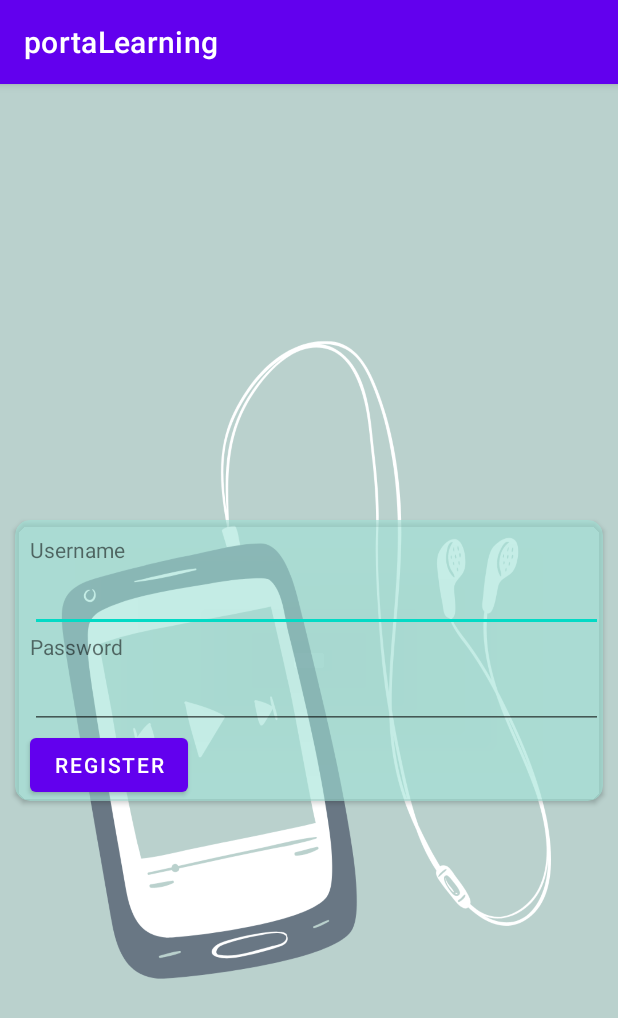
After one commit to AdamSyahputraAS/portaLearning, an Android app: the register_activity screen opened directly, with no data from a screen before it, on a phone screen of 412 x 824 dp. The commit adds this screen. Shown: the top 1018 px of the screen. Run offline under Robolectric (Android 15) with nearby library versions, the phone set to English and light mode, and no system bars.

Commit message:
login and splash screen - btn masih error

```diff
--- a/app/src/main/AndroidManifest.xml
+++ b/app/src/main/AndroidManifest.xml
@@ -10,9 +10,12 @@
         android:supportsRtl="true"
         android:theme="@style/Theme.PortaLearning">
         <activity
+            android:name=".register_activity"
+            android:exported="false" />
+        <activity
             android:name=".SplashScreenActivity"
-            android:theme="@style/Theme.AppCompat.DayNight.NoActionBar"
-            android:exported="true" >
+            android:exported="true"
+            android:theme="@style/Theme.AppCompat.DayNight.NoActionBar">
             <intent-filter>
                 <action android:name="android.intent.action.MAIN" />
 
@@ -21,19 +24,17 @@
         </activity>
         <activity
             android:name=".login_activity"
-            android:theme="@style/Theme.AppCompat.DayNight.NoActionBar"
-            android:exported="true" >
-        <intent-filter>
-            <action android:name="android.intent.action.MAIN" />
+            android:exported="true"
+            android:theme="@style/Theme.AppCompat.DayNight.NoActionBar">
+            <intent-filter>
+                <action android:name="android.intent.action.MAIN" />
 
-            <category android:name="android.intent.category.LAUNCHER" />
-        </intent-filter>
+                <category android:name="android.intent.category.LAUNCHER" />
+            </intent-filter>
         </activity>
         <activity
             android:name=".MainActivity"
-            android:exported="true">
-
-        </activity>
+            android:exported="true"></activity>
     </application>
 
 </manifest>
--- /dev/null
+++ b/app/src/main/java/com/adl/portalearning/register_activity.kt
@@ -0,0 +1,11 @@
+package com.adl.portalearning
+
+import androidx.appcompat.app.AppCompatActivity
+import android.os.Bundle
+
+class register_activity : AppCompatActivity() {
+    override fun onCreate(savedInstanceState: Bundle?) {
+        super.onCreate(savedInstanceState)
+        setContentView(R.layout.activity_register)
+    }
+}
--- a/app/src/main/res/layout/activity_login.xml
+++ b/app/src/main/res/layout/activity_login.xml
@@ -82,8 +82,11 @@
                     android:id="@+id/button"
                     android:layout_width="wrap_content"
                     android:layout_height="wrap_content"
+                    android:layout_marginLeft="10dp"
+                    android:layout_marginBottom="10dp"
                     android:layout_weight="1"
                     android:background="#8DEAE9"
+                    android:backgroundTint="#E1CFCF"
                     android:text="Login"
                     android:textColor="#FFFFFF"
                     app:strokeColor="#BF7E7E"
--- /dev/null
+++ b/app/src/main/res/layout/activity_register.xml
@@ -0,0 +1,67 @@
+<?xml version="1.0" encoding="utf-8"?>
+<androidx.constraintlayout.widget.ConstraintLayout xmlns:android="http://schemas.android.com/apk/res/android"
+    xmlns:app="http://schemas.android.com/apk/res-auto"
+    xmlns:tools="http://schemas.android.com/tools"
+    android:layout_width="match_parent"
+    android:layout_height="match_parent"
+    android:background="@drawable/regsiter_backgorund"
+    tools:context=".register_activity">
+
+    <androidx.cardview.widget.CardView
+        android:id="@+id/cardView2"
+        android:layout_width="0dp"
+        android:layout_height="wrap_content"
+        android:layout_marginLeft="10dp"
+        android:layout_marginRight="10dp"
+        app:cardCornerRadius="10dp"
+        app:cardBackgroundColor="#99A1E3D8"
+        app:layout_constraintBottom_toBottomOf="parent"
+        app:layout_constraintEnd_toEndOf="parent"
+        app:layout_constraintStart_toStartOf="parent"
+        app:layout_constraintTop_toTopOf="parent">
+
+        <LinearLayout
+            android:layout_width="match_parent"
+            android:layout_height="match_parent"
+            android:orientation="vertical">
+
+            <TextView
+                android:id="@+id/textView2"
+                android:layout_width="wrap_content"
+                android:layout_height="wrap_content"
+                android:layout_marginLeft="10dp"
+                android:layout_marginTop="10dp"
+                android:text="Username" />
+
+            <EditText
+                android:id="@+id/inputRegisterUsername"
+                android:layout_width="match_parent"
+                android:layout_height="wrap_content"
+                android:layout_marginLeft="10dp"
+                android:ems="10"
+                android:inputType="textPersonName" />
+
+            <TextView
+                android:id="@+id/textView6"
+                android:layout_width="match_parent"
+                android:layout_height="wrap_content"
+                android:layout_marginLeft="10dp"
+                android:text="Password" />
+
+            <EditText
+                android:id="@+id/inputRegisterPassword"
+                android:layout_width="match_parent"
+                android:layout_height="wrap_content"
+                android:layout_marginLeft="10dp"
+                android:ems="10"
+                android:inputType="textPersonName" />
+
+            <Button
+                android:id="@+id/btnSaveRegister"
+                android:layout_width="wrap_content"
+                android:layout_height="wrap_content"
+                android:layout_marginLeft="10dp"
+                android:text="Register" />
+        </LinearLayout>
+    </androidx.cardview.widget.CardView>
+</androidx.constraintlayout.widget.ConstraintLayout>
--- a/app/src/main/res/values/colors.xml
+++ b/app/src/main/res/values/colors.xml
@@ -10,5 +10,4 @@
     <color name="mint">#bad1cd</color>
     <color name="pink">#FFC4DD</color>
     <color name="blue_login">#99A1E3D8</color>
-    //tes
 </resources>
```
Also changed, not shown: app/src/main/res/drawable/regsiter_backgorund.png (added).
